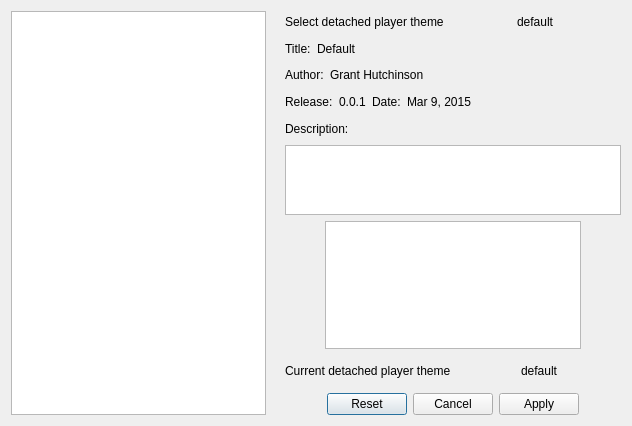
Qt form src/widgets/appearance.ui (hutchgrant/beagleplayer) before a commit.
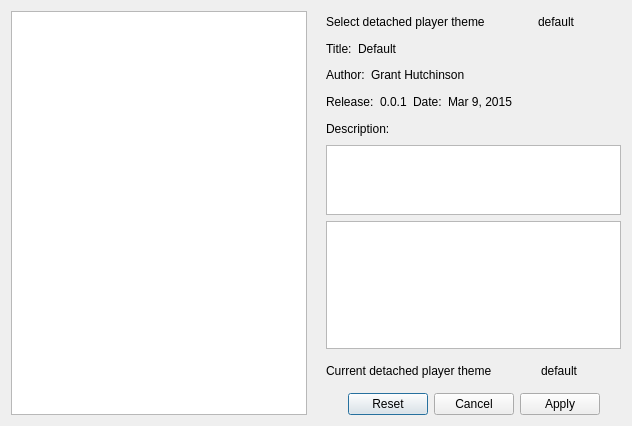
The same form after that commit. Icons and pictures are not drawn.

The edit to the form file:
```diff
--- a/src/widgets/appearance.ui
+++ b/src/widgets/appearance.ui
@@ -231,36 +231,13 @@
         <widget class="QTextEdit" name="theme_desc"/>
        </item>
        <item>
-        <layout class="QHBoxLayout" name="horizontalLayout_7">
-         <item>
-          <spacer name="horizontalSpacer_10">
-           <property name="orientation">
-            <enum>Qt::Horizontal</enum>
-           </property>
-           <property name="sizeHint" stdset="0">
-            <size>
-             <width>40</width>
-             <height>20</height>
-            </size>
-           </property>
-          </spacer>
-         </item>
+        <layout class="QHBoxLayout" name="horizontalLayout_7" stretch="10">
+         <property name="spacing">
+          <number>2</number>
+         </property>
          <item>
           <widget class="QGraphicsView" name="graphicsView"/>
          </item>
-         <item>
-          <spacer name="horizontalSpacer_11">
-           <property name="orientation">
-            <enum>Qt::Horizontal</enum>
-           </property>
-           <property name="sizeHint" stdset="0">
-            <size>
-             <width>40</width>
-             <height>20</height>
-            </size>
-           </property>
-          </spacer>
-         </item>
         </layout>
        </item>
        <item>
```
Left out of the diff: 3 changed lines with no effect on the pictures.
